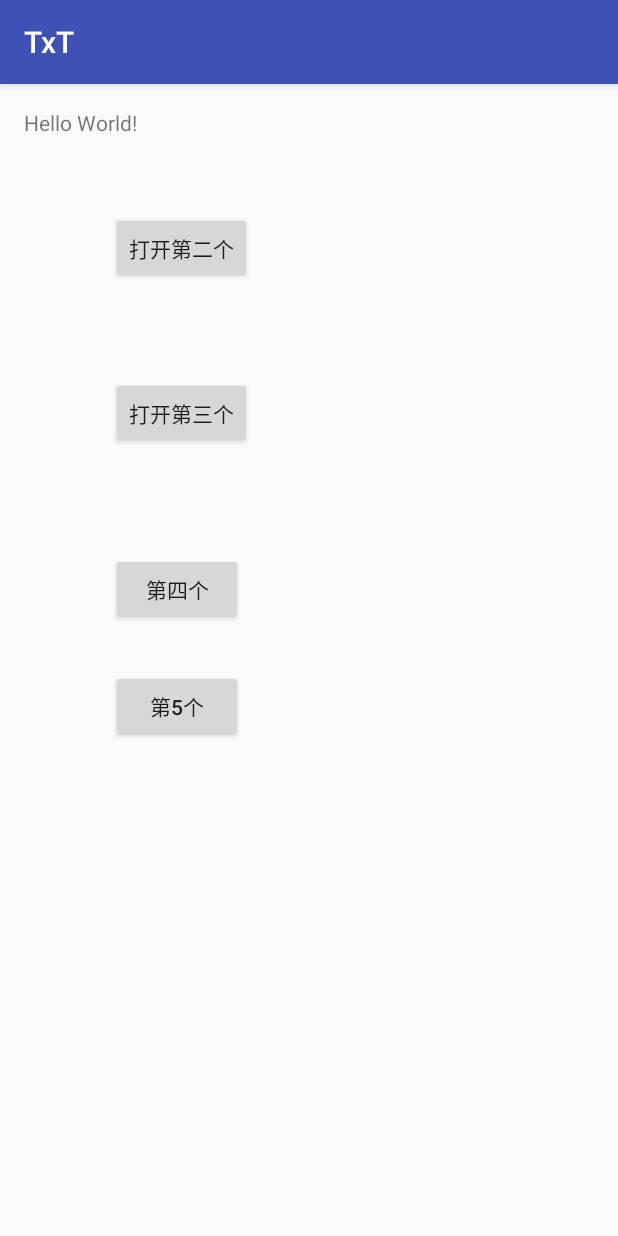
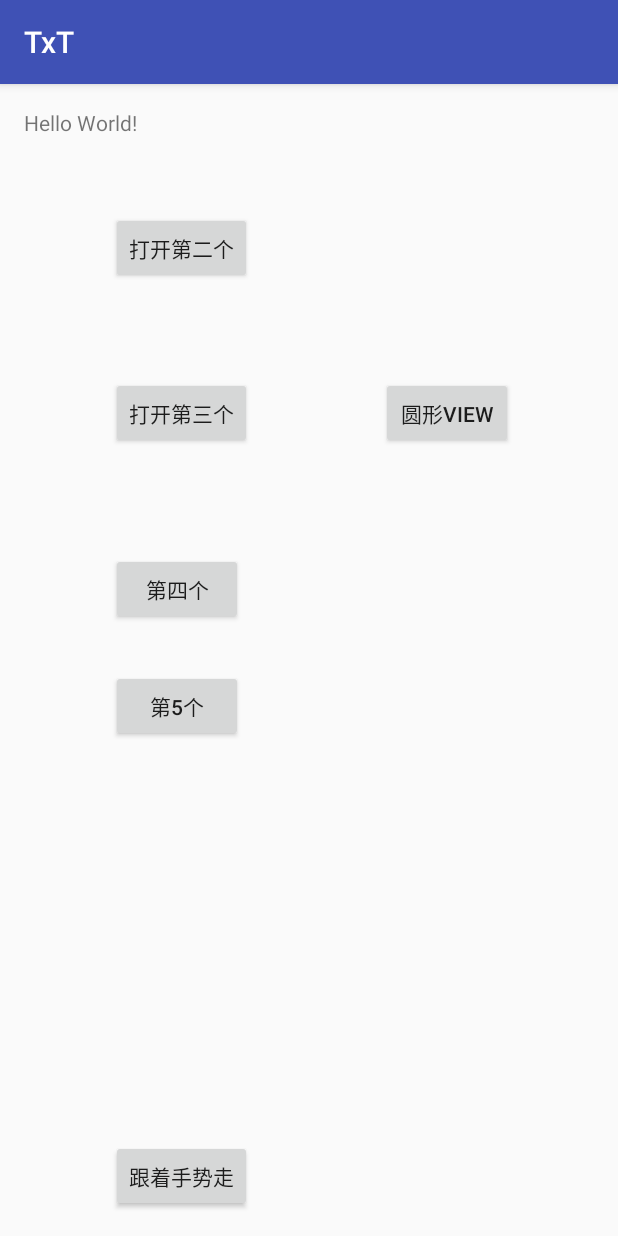
Before and after one commit to Ronaldinho10/basa, an Android app: the screen it shows after launch (MainActivity), on a phone screen of 412 x 824 dp. Run offline under Robolectric (Android 15) with nearby library versions, the phone set to English and light mode, and no system bars.

Commit message:
跟着手势滑动view以及自定义圆形

```diff
--- a/TxT/app/build.gradle
+++ b/TxT/app/build.gradle
@@ -25,6 +25,7 @@ dependencies {
         exclude group: 'com.android.support', module: 'support-annotations'
     })
     compile 'com.android.support:appcompat-v7:24.2.1'
+    compile 'com.nineoldandroids:library:2.4.0'
     compile project(':ptr-lib')
     testCompile 'junit:junit:4.12'
 }
--- a/TxT/app/src/main/AndroidManifest.xml
+++ b/TxT/app/src/main/AndroidManifest.xml
@@ -33,6 +33,10 @@
         </activity>
         <activity android:name=".DelAct">
         </activity>
+        <activity android:name="com.xy.kt.txt.Thirteen3Act">
+        </activity>
+        <activity android:name="com.xy.kt.txt.FourteenAct">
+        </activity>
     </application>
 
 </manifest>
--- a/TxT/app/src/main/java/com/xy/kt/txt/MainActivity.java
+++ b/TxT/app/src/main/java/com/xy/kt/txt/MainActivity.java
@@ -41,5 +41,26 @@ public class MainActivity extends AppCompatActivity {
                 startActivity(intent);
             }
         });
+        findViewById(R.id.button4).setOnClickListener(new View.OnClickListener() {
+            @Override
+            public void onClick(View view) {
+                Intent intent = new Intent(MainActivity.this,DelAct.class);
+                startActivity(intent);
+            }
+        });
+        findViewById(R.id.button5).setOnClickListener(new View.OnClickListener() {
+            @Override
+            public void onClick(View view) {
+                Intent intent = new Intent(MainActivity.this,Thirteen3Act.class);
+                startActivity(intent);
+            }
+        });
+        findViewById(R.id.button6).setOnClickListener(new View.OnClickListener() {
+            @Override
+            public void onClick(View view) {
+                Intent intent = new Intent(MainActivity.this,FourteenAct.class);
+                startActivity(intent);
+            }
+        });
     }
 }
--- a/TxT/app/src/main/res/layout/activity_main.xml
+++ b/TxT/app/src/main/res/layout/activity_main.xml
@@ -57,4 +57,24 @@
         android:layout_below="@+id/button3"
         android:layout_alignLeft="@+id/button3"
         android:layout_alignStart="@+id/button3" />
+
+    <Button
+        android:text="跟着手势走"
+        android:layout_width="wrap_content"
+        android:layout_height="wrap_content"
+        android:layout_alignParentBottom="true"
+        android:layout_alignRight="@+id/button2"
+        android:layout_alignEnd="@+id/button2"
+        android:id="@+id/button5" />
+
+    <Button
+        android:text="圆形View"
+        android:layout_width="wrap_content"
+        android:layout_height="wrap_content"
+        android:layout_alignBottom="@+id/button2"
+        android:layout_alignParentRight="true"
+        android:layout_alignParentEnd="true"
+        android:layout_marginRight="54dp"
+        android:layout_marginEnd="54dp"
+        android:id="@+id/button6" />
 </RelativeLayout>
```
Also changed, not shown: TxT/app/src/main/java/com/xy/kt/txt/FourteenAct.java (added, +18 -0 lines), TxT/app/src/main/java/com/xy/kt/txt/ScrollFolowFingerView.java (added, +54 -0 lines), TxT/app/src/main/java/com/xy/kt/txt/Thirteen3Act.java (added, +23 -0 lines), TxT/app/src/main/java/com/xy/kt/txt/widget/CircleView.java (added, +68 -0 lines), TxT/app/src/main/res/layout/act_14.xml (added, +16 -0 lines), TxT/app/src/main/res/layout/act_15.xml (added, +13 -0 lines).
